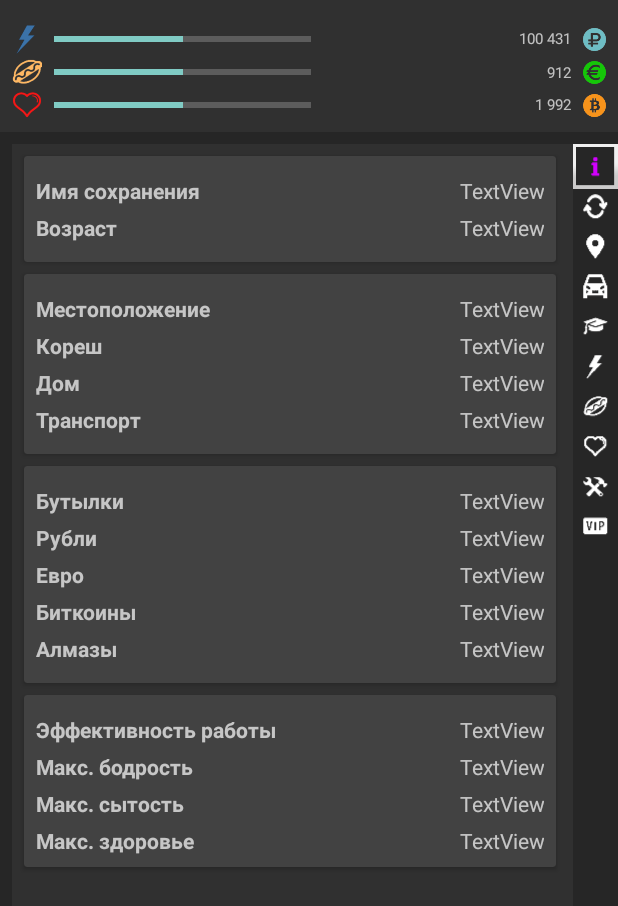
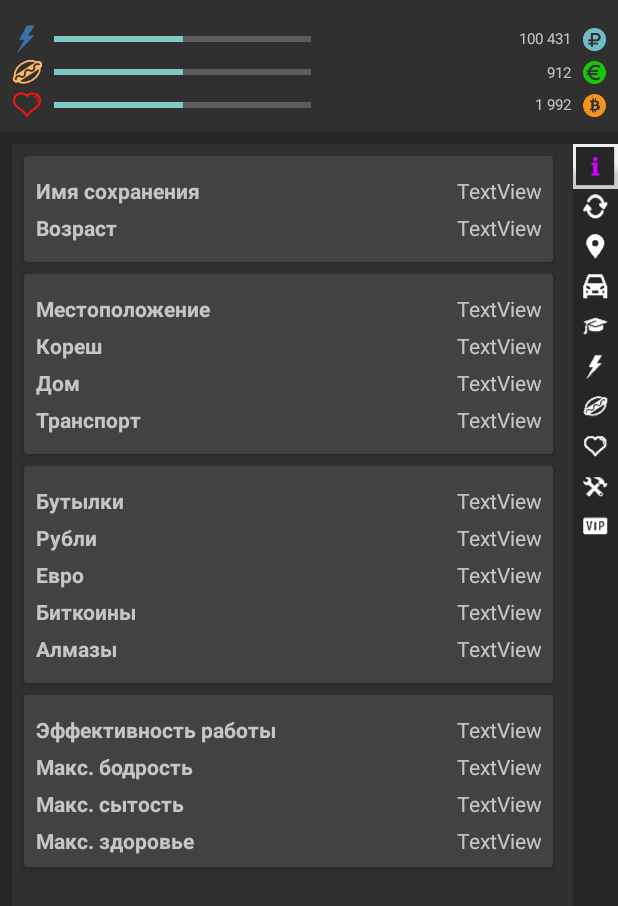
Before and after one commit to rpuxa/Bomjara2, an Android app: the ContentActivity screen opened directly, with no data from a screen before it, on a phone screen of 412 x 824 dp. Shown: the top 906 px of the screen. Run offline under Robolectric (Android 15) with nearby library versions, the phone set to English and light mode, and no system bars; our stand-ins replace AdMob; 22 statements that could not run were skipped.

Commit message:
start testing

```diff
--- a/app/src/main/java/ru/rpuxa/bomjara/activities/SavesActivity.kt
+++ b/app/src/main/java/ru/rpuxa/bomjara/activities/SavesActivity.kt
@@ -66,6 +66,7 @@ class SavesActivity : AppCompatActivity() {
                 return@setOnClickListener
             }
             onName(name)
+            dialog.dismiss()
         }
     }
 
--- a/app/src/main/res/layout/content.xml
+++ b/app/src/main/res/layout/content.xml
@@ -18,9 +18,9 @@
         android:id="@+id/pager"
         android:layout_width="0dp"
         android:layout_height="0dp"
-        android:layout_marginEnd="3dp"
+        android:layout_marginEnd="5dp"
         android:layout_marginLeft="8dp"
-        android:layout_marginRight="3dp"
+        android:layout_marginRight="5dp"
         android:layout_marginStart="8dp"
         android:layout_marginTop="8dp"
         app:layout_constraintBottom_toTopOf="@+id/view2"
```
Also changed, not shown: 4 other files.
